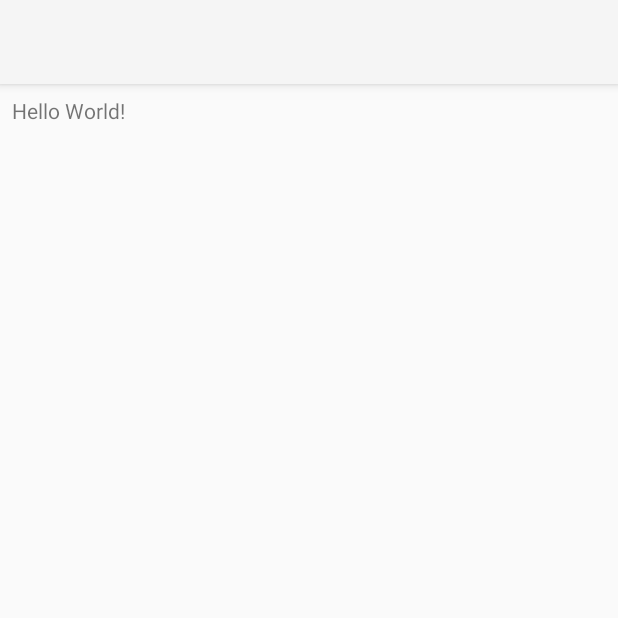
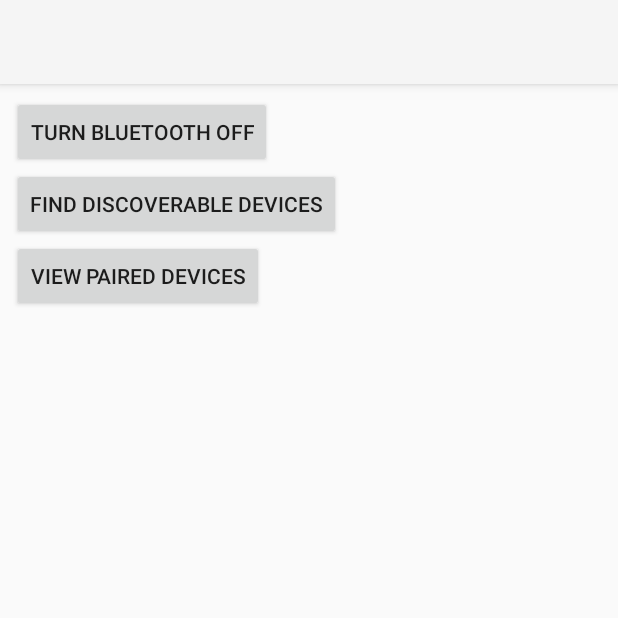
Before and after one commit to garfieldchou/BluetoothDemo, an Android app: the screen it shows after launch (MainActivity), on a phone screen of 412 x 824 dp, the top half of it. Run offline under Robolectric (Android 15) with nearby library versions, the phone set to English and light mode, and no system bars.

Commit message:
Change layout for buttons and ListView

```diff
--- a/app/src/main/res/layout/activity_main.xml
+++ b/app/src/main/res/layout/activity_main.xml
@@ -10,8 +10,36 @@
     android:paddingTop="@dimen/activity_vertical_margin"
     tools:context="com.garfield_chou.bluetoothdemo.MainActivity">
 
-    <TextView
+    <Button
+        android:text="Turn Bluetooth Off"
         android:layout_width="wrap_content"
         android:layout_height="wrap_content"
-        android:text="Hello World!" />
+        android:layout_alignParentTop="true"
+        android:layout_alignParentStart="true"
+        android:id="@+id/buttonOff"
+        android:onClick="turnBluetoothOff" />
+
+    <Button
+        android:text="Find Discoverable Devices"
+        android:layout_width="wrap_content"
+        android:layout_height="wrap_content"
+        android:layout_below="@+id/buttonOff"
+        android:layout_alignParentStart="true"
+        android:id="@+id/findDiscoverableDevices" />
+
+    <Button
+        android:text="View Paired Devices"
+        android:layout_width="wrap_content"
+        android:layout_height="wrap_content"
+        android:layout_below="@+id/findDiscoverableDevices"
+        android:layout_alignParentStart="true"
+        android:id="@+id/viewPairedDevices" />
+
+    <ListView
+        android:layout_width="match_parent"
+        android:layout_height="match_parent"
+        android:layout_below="@+id/viewPairedDevices"
+        android:layout_alignParentStart="true"
+        android:layout_marginTop="10dp"
+        android:id="@+id/pairedDevicesListView" />
 </RelativeLayout>
```
